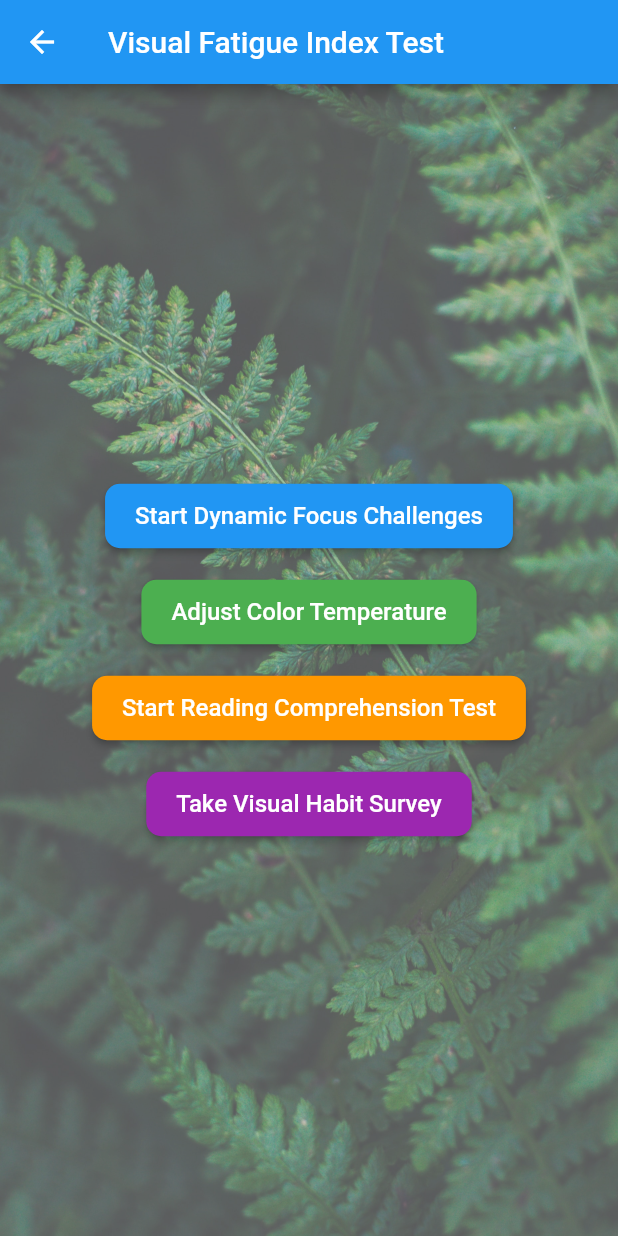
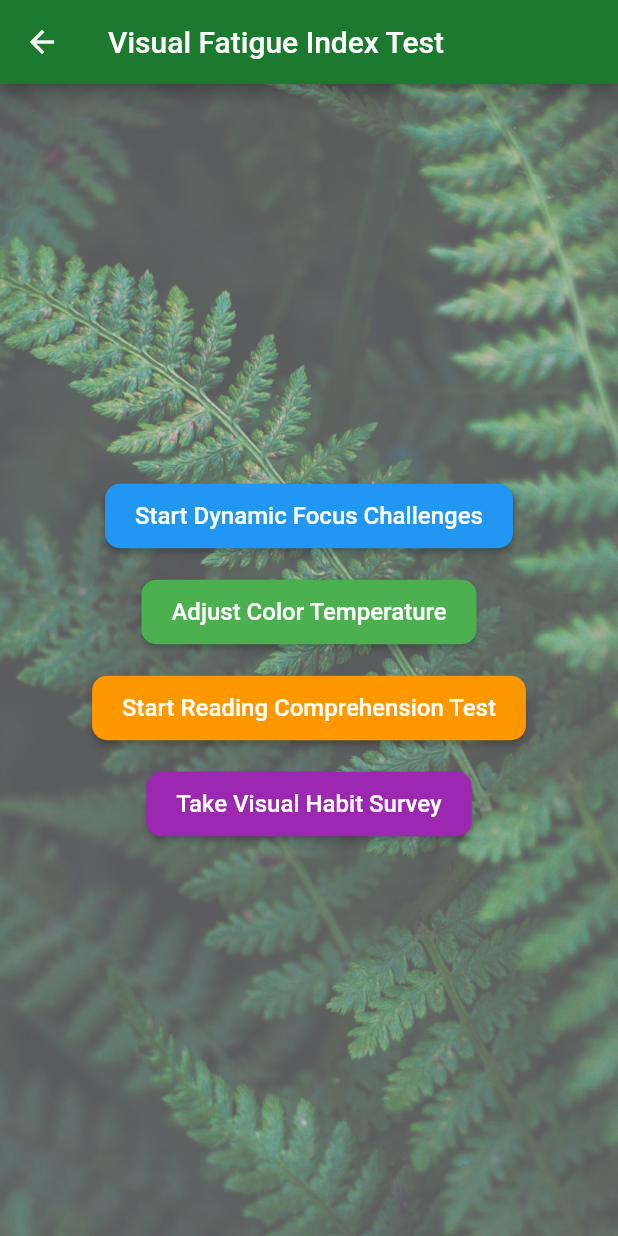
Before and after one commit to OmeshSachethana/SPM_Project, a Flutter app: the screen it shows once a user with an empty profile is signed in, in the side drawer, after a tap on an icon or button, on a phone screen of 412 x 824 dp. Run offline on Flutter 3.47's test engine with Material 2 defaults, Android fonts, the phone set to English and light mode, and no system bars; our stand-ins replace camera, cloud_firestore, firebase_auth, firebase_core; accounts and stored records are empty.

Commit message:
changed app bar color for consistency

```diff
--- a/lib/pages/visual_fatigue_homePage.dart
+++ b/lib/pages/visual_fatigue_homePage.dart
@@ -13,6 +13,7 @@ class VisualFatigueTestPage extends StatelessWidget {
     return Scaffold(
       appBar: AppBar(
         title: const Text('Visual Fatigue Index Test'),
+        backgroundColor: const Color.fromARGB(255, 28, 122, 47),
       ),
       body: Stack(
         children: <Widget>[
```
